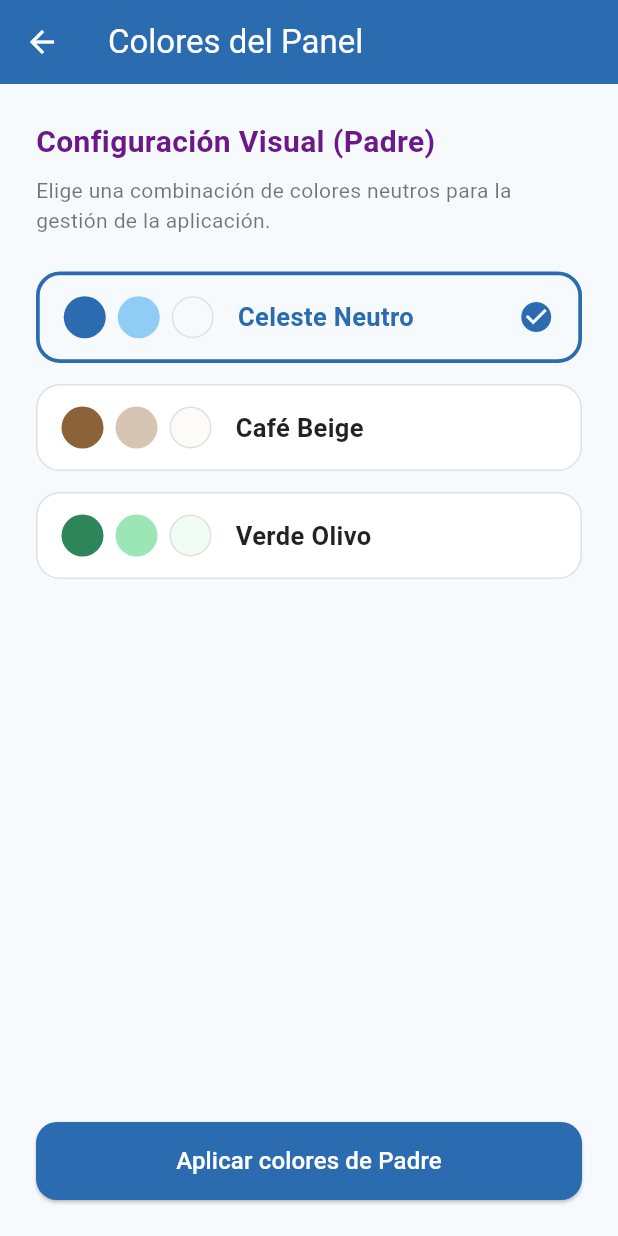
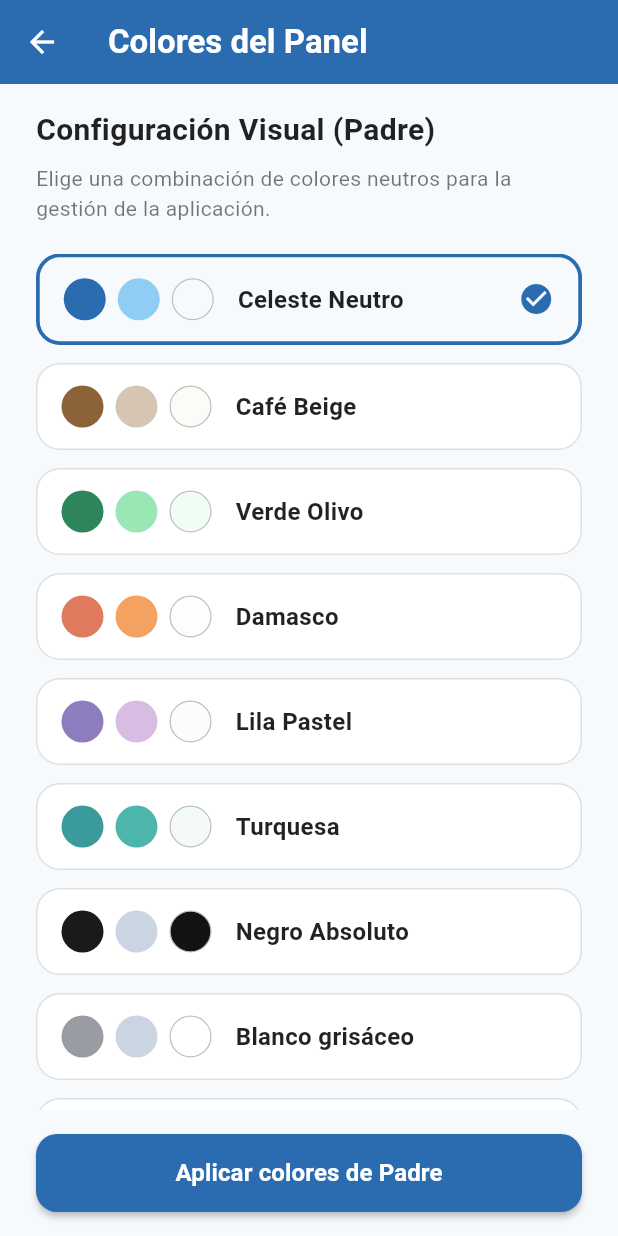
Before and after one commit to fernanda270122/mapachesecure-app, a Flutter app: the ColoresPadreScreen screen opened directly, on a phone screen of 412 x 824 dp. Run offline on Flutter 3.47's test engine with Material 3 defaults, Android fonts, the phone set to English and light mode, and no system bars; our stand-ins replace app_links, firebase_core, firebase_messaging, flutter_local_notifications, flutter_tts, image_picker and 2 more; missing offline and left inert: bg_launcher, flutter_background_service, usage_stats; accounts and stored records are empty.

Commit message:
feat: gestion responsiva de temas y paletas personalizadas para el padre

```diff
--- a/lib/screens/padre/colores_padre_screen.dart
+++ b/lib/screens/padre/colores_padre_screen.dart
@@ -2,7 +2,7 @@
 import 'package:flutter/material.dart';
 import 'package:provider/provider.dart';
 import 'package:mapachesecure_app/providers/tema_padre_provider.dart';
-import 'package:mapachesecure_app/theme/app_paletas_padre.dart'; // <-- Tu nuevo archivo
+import 'package:mapachesecure_app/theme/app_paletas_padre.dart';
 
 class ColoresPadreScreen extends StatefulWidget {
   const ColoresPadreScreen({super.key});
@@ -24,55 +24,127 @@ class _ColoresPadreScreenState extends State<ColoresPadreScreen> {
   Widget build(BuildContext context) {
     final temaPadre = context.watch<TemaPadreProvider>().coloresPadre;
 
+    // CONTROL DE CHOQUES GLOBALES DE LA PANTALLA
+    final esFondoOscuroGlobal = temaPadre.background == const Color(0xFF121212);
+    final esFondoBlancoGlobal = temaPadre.background == const Color(0xFFFFFFFF);
+
+    // Determinamos el color base de los textos fijos según el fondo de la pantalla
+    Color colorTextoFijoPrincipal = Colors.black87;
+    Color colorTextoFijoSecundario = Colors.black54;
+
+    if (esFondoOscuroGlobal) {
+      colorTextoFijoPrincipal = Colors.white;
+      colorTextoFijoSecundario = Colors.white60;
+    } else if (esFondoBlancoGlobal) {
+      colorTextoFijoPrincipal =
+          Colors.black; // Negro absoluto para máxima legibilidad sobre blanco
+      colorTextoFijoSecundario = Colors.black54;
+    }
+
+    // Rescatamos la paleta seleccionada de forma segura para usarla en el ElevatedButton
+    final paletaActualElegida =
+        AppPaletasPadre.paletas[_seleccionada] ??
+        AppPaletasPadre.paletas['Celeste Neutro']!;
+
     return Scaffold(
       backgroundColor: temaPadre.background,
       appBar: AppBar(
-        title: const Text(
+        title: Text(
           'Colores del Panel',
-          style: TextStyle(color: Colors.white),
+          style: TextStyle(
+            color: temaPadre.primary == const Color(0xFFE2E8F0)
+                ? Colors.black87
+                : Colors.white,
+            fontWeight: FontWeight.bold,
+          ),
         ),
         backgroundColor: temaPadre.primary,
+        elevation: 0,
         leading: IconButton(
-          icon: const Icon(Icons.arrow_back, color: Colors.white),
+          icon: Icon(
+            Icons.arrow_back,
+            color: temaPadre.primary == const Color(0xFFE2E8F0)
+                ? Colors.black87
+                : Colors.white,
+          ),
           onPressed: () => Navigator.pop(context),
         ),
       ),
-      body: Padding(
-        padding: const EdgeInsets.all(24),
+      body: SafeArea(
+        child: Padding(
+          padding: const EdgeInsets.symmetric(horizontal: 24, vertical: 16),
           child: Column(
             crossAxisAlignment: CrossAxisAlignment.start,
             children: [
-            const Text(
+              Text(
                 'Configuración Visual (Padre)',
-              style: TextStyle(fontSize: 20, fontWeight: FontWeight.bold),
+                style: TextStyle(
+                  fontSize: 20,
+                  fontWeight: FontWeight.bold,
+                  color: colorTextoFijoPrincipal,
+                ),
               ),
               const SizedBox(height: 8),
-            const Text(
+              Text(
                 'Elige una combinación de colores neutros para la gestión de la aplicación.',
-              style: TextStyle(color: Colors.black54),
+                style: TextStyle(color: colorTextoFijoSecundario),
               ),
-            const SizedBox(height: 24),
-            // Muestra solo tus paletas independientes del padre
-            ...AppPaletasPadre.paletas.entries.map((entry) {
+              const SizedBox(height: 20),
+
+              Expanded(
+                child: SingleChildScrollView(
+                  physics: const BouncingScrollPhysics(),
+                  child: Column(
+                    children: AppPaletasPadre.paletas.entries.map((entry) {
                       final nombre = entry.key;
                       final paleta = entry.value;
                       final esSeleccionada = _seleccionada == nombre;
 
+                      // --- CONTROL DE CHOQUE DENTRO DE CADA TARJETA ---
+                      final esTarjetaNegra =
+                          paleta.background == const Color(0xFF121212);
+                      final esTarjetaBlanca =
+                          paleta.background == const Color(0xFFFFFFFF);
+
+                      // Definir fondo base de las tarjetas inactivas
+                      Color fondoTarjetaNormal = Colors.white;
+                      if (esFondoOscuroGlobal) {
+                        fondoTarjetaNormal = const Color(0xFF1E1E1E);
+                      } else if (esFondoBlancoGlobal) {
+                        fondoTarjetaNormal = const Color(0xFFF8FAFC);
+                      }
+
+                      // Calcular color del texto de la etiqueta de la paleta
+                      Color colorTextoTarjeta;
+                      if (esSeleccionada) {
+                        colorTextoTarjeta = esTarjetaNegra
+                            ? Colors.white
+                            : Colors.black87;
+                      } else {
+                        colorTextoTarjeta = esFondoOscuroGlobal
+                            ? Colors.white
+                            : Colors.black87;
+                      }
+
                       return GestureDetector(
                         onTap: () => setState(() => _seleccionada = nombre),
                         child: Container(
-                  margin: const EdgeInsets.only(bottom: 14),
+                          margin: const EdgeInsets.only(bottom: 12),
                           padding: const EdgeInsets.symmetric(
                             horizontal: 16,
                             vertical: 14,
                           ),
                           decoration: BoxDecoration(
-                    color: esSeleccionada ? paleta.background : Colors.white,
+                            color: esSeleccionada
+                                ? paleta.background
+                                : fondoTarjetaNormal,
                             borderRadius: BorderRadius.circular(16),
                             border: Border.all(
                               color: esSeleccionada
                                   ? paleta.primary
-                          : Colors.grey.shade300,
+                                  : (esFondoOscuroGlobal
+                                        ? Colors.grey.shade800
+                                        : Colors.grey.shade300),
                               width: esSeleccionada ? 2.5 : 1,
                             ),
                           ),
@@ -82,31 +154,38 @@ class _ColoresPadreScreenState extends State<ColoresPadreScreen> {
                               const SizedBox(width: 8),
                               _buildCirculo(paleta.accent),
                               const SizedBox(width: 8),
-                      _buildCirculo(paleta.background, tieneBorde: true),
+                              _buildCirculo(
+                                paleta.background,
+                                tieneBorde: true,
+                              ),
                               const SizedBox(width: 16),
                               Text(
                                 nombre,
                                 style: TextStyle(
-                          fontSize: 17,
+                                  fontSize: 16,
                                   fontWeight: FontWeight.w600,
-                          color: esSeleccionada
-                              ? paleta.primary
-                              : Colors.black87,
+                                  color: colorTextoTarjeta,
                                 ),
                               ),
                               const Spacer(),
                               if (esSeleccionada)
                                 Icon(
                                   Icons.check_circle,
-                          color: paleta.primary,
+                                  color: esTarjetaBlanca && esSeleccionada
+                                      ? Colors.blueGrey
+                                      : paleta.primary,
                                   size: 24,
                                 ),
                             ],
                           ),
                         ),
                       );
-            }),
-            const Spacer(),
+                    }).toList(),
+                  ),
+                ),
+              ),
+
+              const SizedBox(height: 16),
               ElevatedButton(
                 onPressed: () {
                   context.read<TemaPadreProvider>().cambiarTemaPadre(
@@ -115,19 +194,38 @@ class _ColoresPadreScreenState extends State<ColoresPadreScreen> {
                   Navigator.pop(context);
                 },
                 style: ElevatedButton.styleFrom(
-                backgroundColor:
-                    AppPaletasPadre.paletas[_seleccionada]!.primary,
+                  backgroundColor: paletaActualElegida
+                      .primary, // <-- BLINDADO: Usa la paleta segura rescatada arriba
+                  foregroundColor:
+                      paletaActualElegida.primary == const Color(0xFFE2E8F0)
+                      ? Colors.black87
+                      : Colors.white, // <-- BLINDADO
                   minimumSize: const Size(double.infinity, 52),
                   shape: RoundedRectangleBorder(
                     borderRadius: BorderRadius.circular(14),
                   ),
+                  elevation: 2,
+                  side:
+                      _seleccionada ==
+                          'Blanco grisáceo' // <-- CORREGIDO: "c" y tilde exacta
+                      ? BorderSide(color: Colors.grey.shade300, width: 1)
+                      : null,
                 ),
-              child: const Text(
+                child: Text(
                   'Aplicar colores de Padre',
-                style: TextStyle(color: Colors.white, fontSize: 16),
+                  style: TextStyle(
+                    fontSize: 16,
+                    fontWeight: FontWeight.bold,
+                    color:
+                        _seleccionada ==
+                            'Blanco grisáceo' // <-- CORREGIDO: "c" y tilde exacta
+                        ? Colors.black87
+                        : Colors.white,
+                  ),
                 ),
               ),
             ],
+          ),
         ),
       ),
     );
@@ -140,7 +238,9 @@ class _ColoresPadreScreenState extends State<ColoresPadreScreen> {
       decoration: BoxDecoration(
         color: color,
         shape: BoxShape.circle,
-        border: tieneBorde ? Border.all(color: Colors.grey.shade300) : null,
+        border: tieneBorde
+            ? Border.all(color: Colors.grey.shade400, width: 0.8)
+            : null,
       ),
     );
   }
--- a/lib/theme/app_paletas_padre.dart
+++ b/lib/theme/app_paletas_padre.dart
@@ -15,19 +15,49 @@ class PaletaColorPadre {
 class AppPaletasPadre {
   static const Map<String, PaletaColorPadre> paletas = {
     'Celeste Neutro': PaletaColorPadre(
-      primary: Color(0xFF2B6CB0), // Celeste sobrio
-      accent: Color(0xFF90CDF4), // Celeste claro
-      background: Color(0xFFF7FAFC), // Fondo limpio grisáceo
+      primary: Color(0xFF2B6CB0),
+      accent: Color(0xFF90CDF4),
+      background: Color(0xFFF7FAFC),
     ),
     'Café Beige': PaletaColorPadre(
-      primary: Color(0xFF8C6239), // Café elegante
-      accent: Color(0xFFD6C5B3), // Beige sutil
-      background: Color(0xFFFDFBF7), // Fondo crema claro
+      primary: Color(0xFF8C6239),
+      accent: Color(0xFFD6C5B3),
+      background: Color(0xFFFDFBF7),
     ),
     'Verde Olivo': PaletaColorPadre(
-      primary: Color(0xFF2F855A), // Verde neutro
-      accent: Color(0xFF9AE6B4), // Verde claro suave
-      background: Color(0xFFF0FDF4), // Fondo matiz verde
+      primary: Color(0xFF2F855A),
+      accent: Color(0xFF9AE6B4),
+      background: Color(0xFFF0FDF4),
+    ),
+    'Damasco': PaletaColorPadre(
+      primary: Color(0xFFE07A5F),
+      accent: Color(0xFFF4A261),
+      background: Color(0xFFFFFDFB),
+    ),
+    'Lila Pastel': PaletaColorPadre(
+      primary: Color(0xFF8E7DBE),
+      accent: Color(0xFFD7BDE2),
+      background: Color(0xFFFDFBFE),
+    ),
+    'Turquesa': PaletaColorPadre(
+      primary: Color(0xFF3B9A9C),
+      accent: Color(0xFF4DB6AC),
+      background: Color(0xFFF4FAFA),
+    ),
+    'Negro Absoluto': PaletaColorPadre(
+      primary: Color(0xFF1A1A1A),
+      accent: Color(0xFFCBD5E1),
+      background: Color(0xFF121212),
+    ),
+    'Blanco grisáceo': PaletaColorPadre(
+      primary: Color.fromARGB(255, 153, 156, 163),
+      accent: Color(0xFFCBD5E1),
+      background: Color(0xFFFFFFFF),
+    ),
+    'Azul Pastel': PaletaColorPadre(
+      primary: Color(0xFF6BAED6),
+      accent: Color(0xFF9ECAE1),
+      background: Color(0xFFF7FAFC),
     ),
   };
 }
```
Lines whose indentation alone changed are shown as unchanged.
